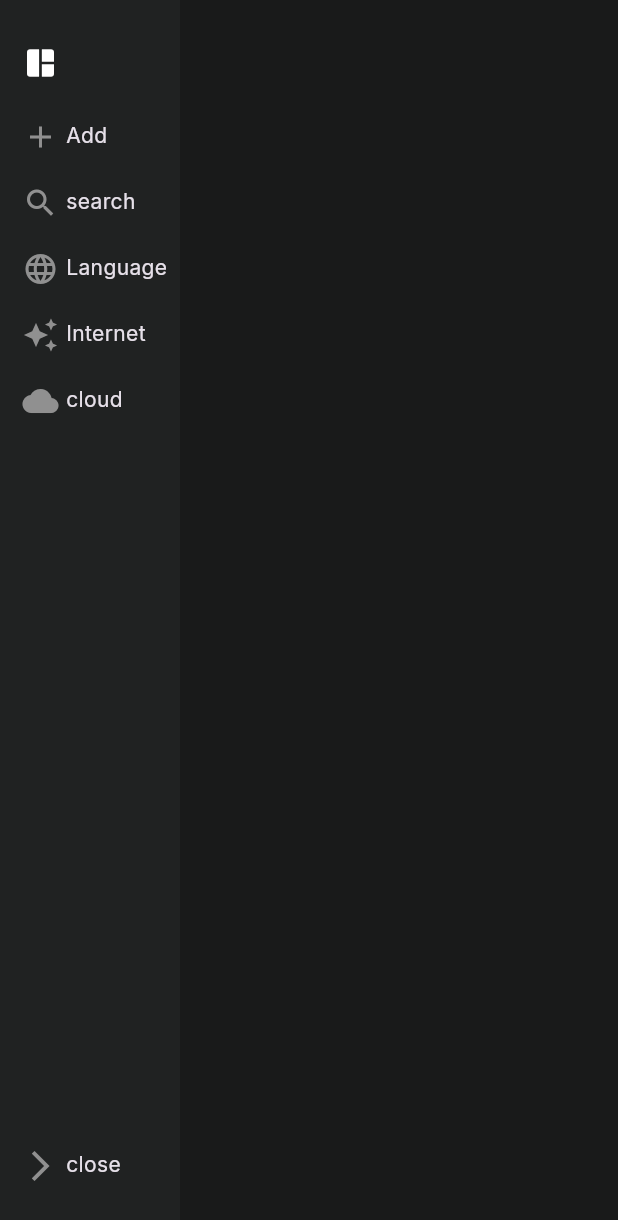
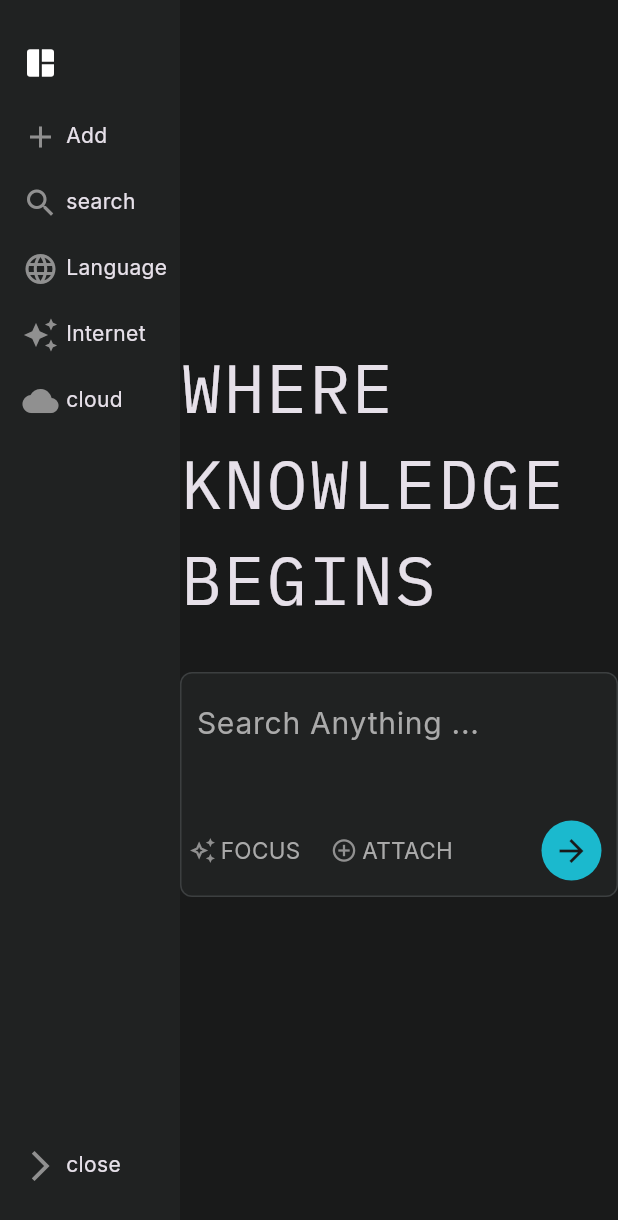
Before and after one commit to KAMAL-GOND/perplplexity, a Flutter app: the screen it shows after launch, after a tap on the "arrow forward ios" icon, on a phone screen of 412 x 824 dp. Shown: the top 1220 px of the screen. Run offline on Flutter 3.47's test engine with Material 3 defaults, Android fonts, the phone set to English and light mode, and no system bars; our stand-ins replace google_fonts.

Commit message:
search section

```diff
--- a/lib/main.dart
+++ b/lib/main.dart
@@ -14,11 +14,12 @@ class MyApp extends StatelessWidget {
   @override
   Widget build(BuildContext context) {
     return MaterialApp(
-      title: 'Flutter Demo',
+      //title: 'Flutter Demo',
       theme: ThemeData(
         scaffoldBackgroundColor: AppColors.background,
         textTheme: GoogleFonts.interTextTheme(ThemeData.dark().textTheme),
       ),
+      debugShowCheckedModeBanner: false,
       home:  HomePage(),
     );
   }
--- a/lib/pages/home_page.dart
+++ b/lib/pages/home_page.dart
@@ -1,5 +1,6 @@
 import 'package:flutter/material.dart';
 import 'package:perplplexity/widgets/nav_bar.dart';
+import 'package:perplplexity/widgets/search_section.dart';
 
 class HomePage extends StatelessWidget{
   const HomePage({super.key});
@@ -10,10 +11,17 @@ class HomePage extends StatelessWidget{
       body: Row(
         children: [
           sideBar(),
-          Column(
-            children: [
-              //search c ontainor
-            ],
+          Expanded(
+            child: Column(
+              mainAxisAlignment: MainAxisAlignment.center,
+              crossAxisAlignment: CrossAxisAlignment.center,
+             // verticalDirection: VerticalDirection.down,
+
+              children: [
+                search_section()
+                //search c ontainor
+              ],
+            ),
           )
 
 
--- /dev/null
+++ b/lib/widgets/search_bar_button.dart
@@ -0,0 +1,48 @@
+
+import 'package:flutter/cupertino.dart';
+import 'package:flutter/material.dart';
+import 'package:perplplexity/theme/colors.dart';
+
+class searchBarButton extends StatefulWidget{
+  final IconData icon;
+  final String name;
+  const searchBarButton({super.key, required this.icon, required this.name});
+  @override
+  State<searchBarButton> createState() => _searchBarButtonState();
+}
+
+class _searchBarButtonState extends State<searchBarButton> {
+  bool isHower = false;
+  @override
+  Widget build(BuildContext context) {
+    return MouseRegion(
+      onEnter:(event){
+        setState(() {
+          isHower = true;
+
+        });
+      } ,
+      onExit: (event){
+        setState(() {
+        isHower = false;
+        });
+      } ,
+      child: Container(
+
+        margin: EdgeInsetsGeometry.all(5),
+        decoration: BoxDecoration(
+          color: isHower ? AppColors.proButton : Colors.transparent,
+          borderRadius: BorderRadius.circular(6)
+        ),
+        child: Row(
+          children: [
+            Icon(widget.icon,color: AppColors.iconGrey,size: 18,),
+            const SizedBox(width: 3,),
+            Text(widget.name,style: TextStyle(color: AppColors.textGrey,fontSize: 15),)
+          ]
+
+        ),
+      ),
+    );
+  }
+}
--- /dev/null
+++ b/lib/widgets/search_section.dart
@@ -0,0 +1,92 @@
+import 'package:flutter/cupertino.dart';
+import 'package:flutter/material.dart';
+import 'package:flutter/src/foundation/diagnostics.dart';
+import 'package:google_fonts/google_fonts.dart';
+import 'package:perplplexity/theme/colors.dart';
+import 'package:perplplexity/widgets/search_bar_button.dart';
+
+class search_section extends StatelessWidget{
+  @override
+  Widget build(BuildContext context) {
+    return Expanded(
+      child: Column(
+
+        //crossAxisAlignment: CrossAxisAlignment.center,
+        mainAxisAlignment: MainAxisAlignment.center,
+
+        children: [
+          Text("WHERE KNOWLEDGE BEGINS",style: GoogleFonts.ibmPlexMono(
+            fontSize: 45,
+            fontWeight: FontWeight.w400,
+            letterSpacing: 1.5,
+            wordSpacing: 1.5
+
+          ),),
+          const SizedBox(height: 30,),
+          Container(
+            width: 800,
+            height: 150,
+            decoration: BoxDecoration(
+              color: AppColors.searchBar,
+              border: BoxBorder.all(color: AppColors.searchBarBorder,width: 1,style: BorderStyle.solid),
+              borderRadius: BorderRadius.circular(8)
+            ),
+            child: Column(
+
+              children: [
+                Padding(
+                  padding: const EdgeInsets.all(10.0),
+                  child: TextField(
+                    decoration: InputDecoration(
+                      hintText: "Search Anything ...",
+                      hintStyle: TextStyle(
+                        color: AppColors.textGrey,
+                        fontSize: 20,
+                      )
+                        ,border: InputBorder.none,
+
+                    ),
+                    //expands: true,
+                    maxLines: 2,
+
+
+
+                  ),
+                ),
+                Spacer(),
+                Row(
+                  children: [
+                    searchBarButton(
+                      icon: Icons.auto_awesome_outlined,
+                      name: "FOCUS",
+                    ),
+                    const SizedBox(width: 10,),
+                    searchBarButton(
+                      icon: Icons.add_circle_outline,
+                      name: "ATTACH",
+                    ),
+                    const Spacer(),
+                    Container(
+                      padding: EdgeInsets.all(8),
+                      margin: EdgeInsetsGeometry.all(10),
+                      decoration: BoxDecoration(
+                        borderRadius: BorderRadius.circular(35),
+                        color: AppColors.submitButton
+                      ),
+                      child: Icon(Icons.arrow_forward,color: AppColors.background,),
+                    )
+
+
+                  ],
+                )
+              ],
+            ),
+          )
+
+        ],
+      ),
+    );
+  }
+
+
+}
```
Also changed, not shown: lib/pages/PAGE1.dart (added).
